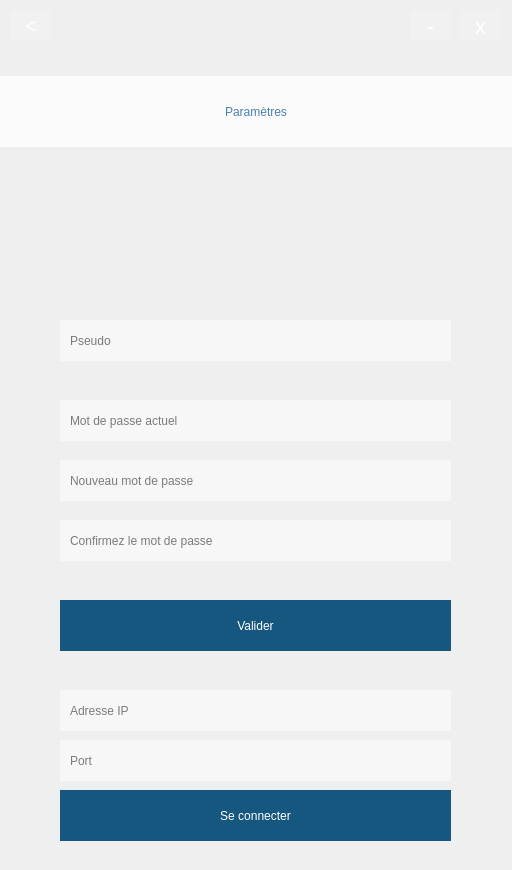
Old version of the form Babel/client/forms/BabelSetting.ui in the repository gvsurenderreddy/Babel-VOIP.
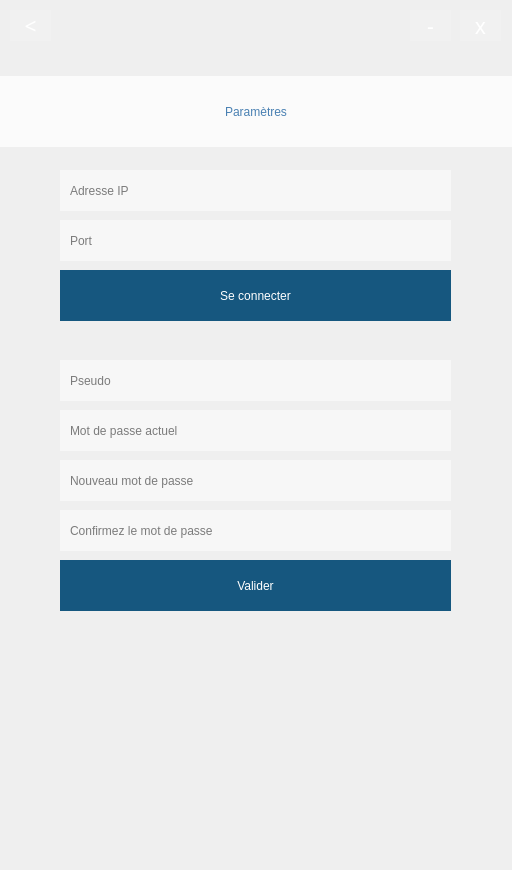
New version of the form. Icons and pictures are not drawn.

Commit message: Remove auto debug connexion to server Patch Tab Order setting BabelSetting.ui

Diff of the .ui file:
```diff
--- a/Babel/client/forms/BabelSetting.ui
+++ b/Babel/client/forms/BabelSetting.ui
@@ -125,7 +125,7 @@
    <property name="geometry">
     <rect>
      <x>60</x>
-     <y>320</y>
+     <y>360</y>
      <width>391</width>
      <height>41</height>
     </rect>
@@ -148,7 +148,7 @@
    <property name="geometry">
     <rect>
      <x>60</x>
-     <y>400</y>
+     <y>410</y>
      <width>391</width>
      <height>41</height>
     </rect>
@@ -194,7 +194,7 @@
    <property name="geometry">
     <rect>
      <x>60</x>
-     <y>600</y>
+     <y>560</y>
      <width>391</width>
      <height>51</height>
     </rect>
@@ -215,7 +215,7 @@
    <property name="geometry">
     <rect>
      <x>60</x>
-     <y>520</y>
+     <y>510</y>
      <width>391</width>
      <height>41</height>
     </rect>
@@ -238,7 +238,7 @@
    <property name="geometry">
     <rect>
      <x>60</x>
-     <y>690</y>
+     <y>170</y>
      <width>391</width>
      <height>41</height>
     </rect>
@@ -261,7 +261,7 @@
    <property name="geometry">
     <rect>
      <x>60</x>
-     <y>740</y>
+     <y>220</y>
      <width>391</width>
      <height>41</height>
     </rect>
@@ -284,7 +284,7 @@
    <property name="geometry">
     <rect>
      <x>60</x>
-     <y>790</y>
+     <y>270</y>
      <width>391</width>
      <height>51</height>
     </rect>
```
Left out of the diff: 13 changed lines with no effect on the pictures. The commit also changes 1 other file.
